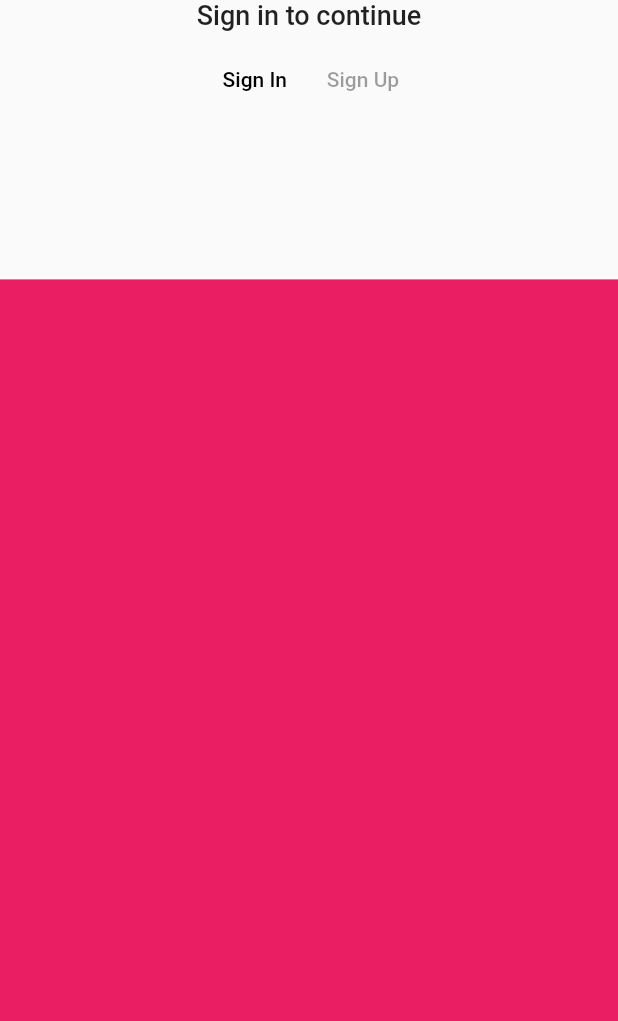
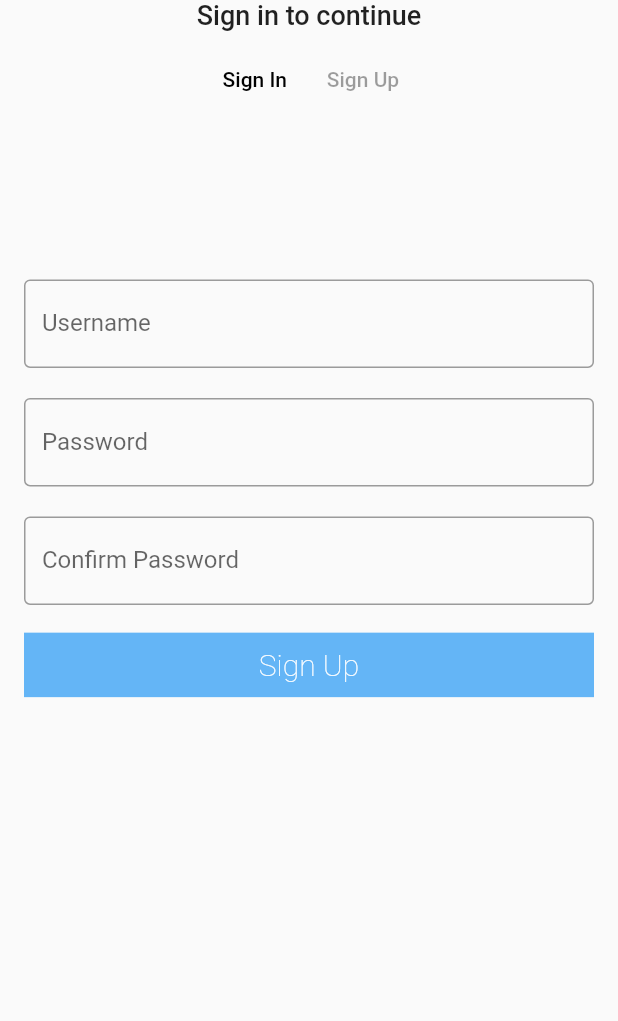
Before and after one commit to FleeToday/whatup, a Flutter app: the screen it shows after launch, swiped to page 2, on a phone screen of 412 x 824 dp, the part 215-1236 px from its top. Run offline on Flutter 3.47's test engine with Material 2 defaults, Android fonts, the phone set to English and light mode, and no system bars; our stand-ins replace bloc, cloud_firestore, equatable, firebase_auth, flutter_bloc, flutter_swiper and 2 more; missing offline and left inert: flutter_google_places, google_maps_webservice; accounts and stored records are empty.

Commit message:
implement register form  ui

```diff
--- a/lib/screens/LoginScreen/LoginScreen.dart
+++ b/lib/screens/LoginScreen/LoginScreen.dart
@@ -138,7 +138,13 @@ class _LoginModuleState extends State<LoginModule> {
                     onSignInButtonPress: _onSignInButtonPress,
                     errMsg: (state is LoginFailure) ? state.errMsg : '',
                   ),
-                  RegisterFormWidget()
+                  RegisterFormWidget(
+                    emailController: _emailController,
+                    passwordController: _passwordController,
+                    state: state,
+                    onSignUpButtonPress: _onSignUpButtonPress,
+                    errMsg: (state is LoginFailure) ? state.errMsg : '',
+                  )
                 ],
               ),
             )
@@ -168,6 +174,8 @@ class _LoginModuleState extends State<LoginModule> {
     );
   }
 
+  void _onSignUpButtonPress() {}
+
   void _onSignInButtonPress() {
     _loginBloc.add(
       Submitted(
--- a/lib/screens/LoginScreen/RegisterFormWidget.dart
+++ b/lib/screens/LoginScreen/RegisterFormWidget.dart
@@ -1,10 +1,123 @@
 import 'package:flutter/material.dart';
+import 'package:whatup/screens/LoginScreen/LoginLoadingViewWidget.dart';
+import 'package:whatup/screens/LoginScreen/bloc/login_state.dart';
 
 class RegisterFormWidget extends StatelessWidget {
+  const RegisterFormWidget({
+    @required TextEditingController emailController,
+    @required TextEditingController passwordController,
+    @required Function onSignUpButtonPress,
+    @required LoginState state,
+    @required String errMsg,
+  })  : _emailController = emailController,
+        _passwordController = passwordController,
+        _onSignInButtonPress = onSignUpButtonPress,
+        _state = state,
+        _errMsg = errMsg,
+        super();
+
+  final TextEditingController _emailController;
+  final TextEditingController _passwordController;
+  final Function _onSignInButtonPress;
+  final LoginState _state;
+  final String _errMsg;
   @override
   Widget build(BuildContext context) {
-    return Container(
-      color: Colors.pink,
+    return Material(
+      child: Container(
+        padding: EdgeInsets.symmetric(horizontal: 16),
+        child: SingleChildScrollView(
+          child: Column(
+            mainAxisAlignment: MainAxisAlignment.spaceEvenly,
+            children: <Widget>[
+              Container(
+                child: (_state is LoginLoading)
+                    ? LoginLoadingView()
+                    : Column(
+                        crossAxisAlignment: CrossAxisAlignment.start,
+                        mainAxisAlignment: MainAxisAlignment.center,
+                        children: <Widget>[
+                          TextFormField(
+                              controller: _emailController,
+                              decoration: InputDecoration(
+                                border: OutlineInputBorder(),
+                                labelText: 'Username',
+                              ),
+                              autovalidate: true,
+                              validator: (String value) {
+                                return _state.isEmailValid
+                                    ? null
+                                    : "Invalid Email";
+                              }),
+                          Container(
+                            height: 20,
+                          ),
+                          TextFormField(
+                            controller: _passwordController,
+                            obscureText: true,
+                            autovalidate: true,
+                            decoration: InputDecoration(
+                              border: OutlineInputBorder(),
+                              labelText: 'Password',
+                            ),
+                            validator: (String value) {
+                              return _state.isPasswordValid
+                                  ? null
+                                  : "Invalid Password";
+                            },
+                          ),
+                          Container(
+                            height: 20,
+                          ),
+                          TextFormField(
+                            controller: _passwordController,
+                            obscureText: true,
+                            autovalidate: true,
+                            decoration: InputDecoration(
+                              border: OutlineInputBorder(),
+                              labelText: 'Confirm Password',
+                            ),
+                            validator: (String value) {
+                              return _state.isPasswordValid
+                                  ? null
+                                  : "Invalid Password";
+                            },
+                          ),
+                          Container(
+                            child: Center(
+                              child: Text(
+                                _errMsg,
+                              ),
+                            ),
+                          ),
+                          FlatButton(
+                            onPressed: _onSignInButtonPress,
+                            textColor: Colors.white,
+                            padding: const EdgeInsets.all(0.0),
+                            color: Colors.transparent,
+                            child: AnimatedContainer(
+                              color: _state.isEmailValid &&
+                                      _state.isPasswordValid &&
+                                      _emailController.text.isNotEmpty &&
+                                      _passwordController.text.isNotEmpty
+                                  ? Colors.blue[800]
+                                  : Colors.blue[300],
+                              duration: Duration(milliseconds: 500),
+                              padding: const EdgeInsets.all(10.0),
+                              child: const Text('Sign Up',
+                                  style: TextStyle(
+                                      fontSize: 20,
+                                      fontWeight: FontWeight.w200)),
+                              alignment: Alignment.center,
+                            ),
+                          ),
+                        ],
+                      ),
+              )
+            ],
+          ),
+        ),
+      ),
     );
   }
 }
```
